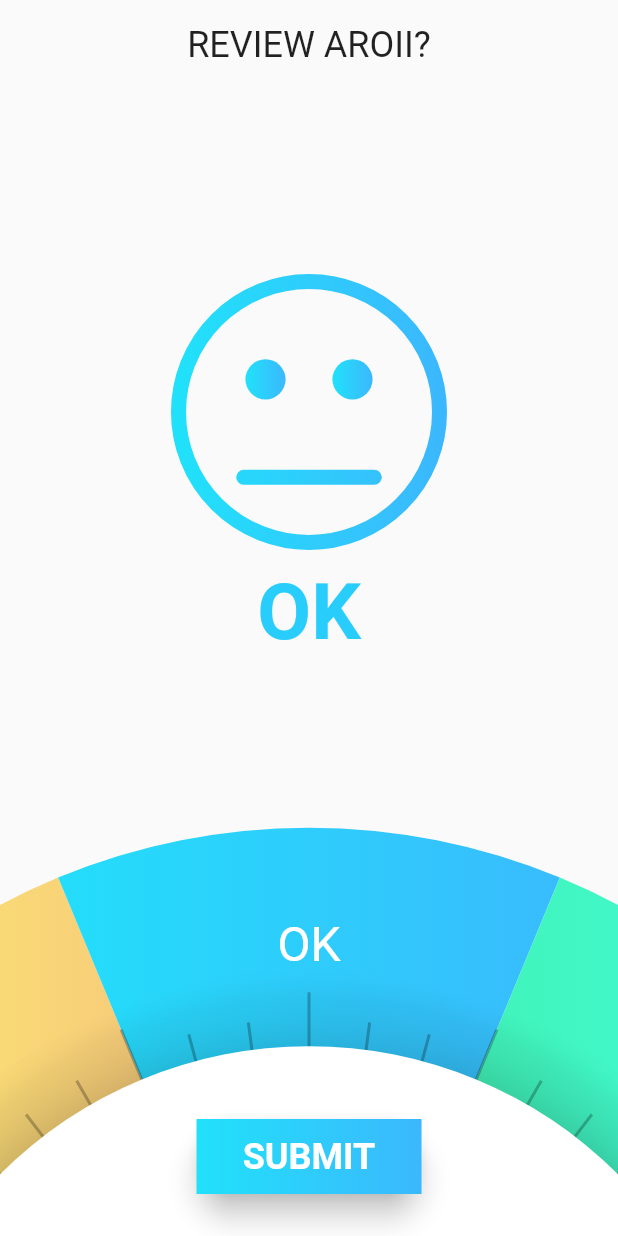
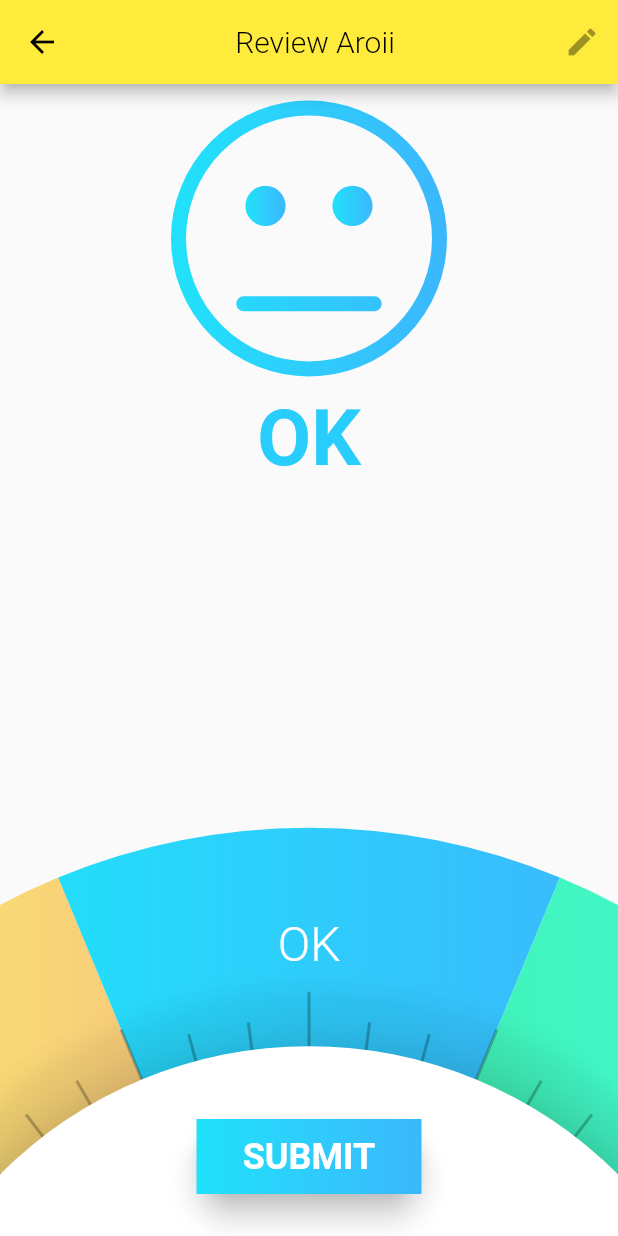
Before and after one commit to dusitsiri/flutter_app_v1, a Flutter app: the MyReviewPage screen opened directly, on a phone screen of 412 x 824 dp. Run offline on Flutter 3.47's test engine with Material 2 defaults, Android fonts, the phone set to English and light mode, and no system bars; our stand-ins replace flutter_screenutil.

Commit message:
edit review screen

```diff
--- a/lib/review/ShowReviewFace.dart
+++ b/lib/review/ShowReviewFace.dart
@@ -4,8 +4,9 @@ import 'package:flutter/material.dart';
 import 'package:flutter/services.dart';
 import 'package:flutter_login_page_ui/review/ArcChooser.dart';
 import 'package:flutter_login_page_ui/review/SmilePainter.dart';
+import 'package:flutter_login_page_ui/main.dart';
+
 class MyAppReview extends StatelessWidget {
-
   @override
   Widget build(BuildContext context) {
     return new MaterialApp(
@@ -116,21 +117,53 @@ class _MyReviewPageState extends State<MyReviewPage>
     var textStyle = new TextStyle(
         color: Colors.white, fontSize: 24.00, fontWeight: FontWeight.bold);
 
-    return Container(
+    return Scaffold (
+        appBar: AppBar(
+          backgroundColor: Colors.yellow,
+          leading: InkWell(
+            splashColor: Colors.grey,
+            child: Column(
+              crossAxisAlignment: CrossAxisAlignment.center,
+              mainAxisSize: MainAxisSize.max,
+              mainAxisAlignment: MainAxisAlignment.center,
+              children: <Widget>[
+                new Icon(
+                  Icons.arrow_back,
+                  color: Colors.black,
+                ),
+              ],
+            ),
+            onTap: () {
+              Navigator.pushNamed(context, '/');
+            },
+          ),
+          centerTitle: true,
+          title: Center(
+            child: Column(
+              crossAxisAlignment: CrossAxisAlignment.center,
+              mainAxisSize: MainAxisSize.max,
+              mainAxisAlignment: MainAxisAlignment.center,
+              children: <Widget>[
+                new Text(
+                  'Review Aroii',
+                  style: TextStyle(fontSize: 20.0, color: Colors.black),
+                ),
+              ],
+            ),
+          ),
+          actions: <Widget>[
+            IconButton(
+              icon: Icon(Icons.edit),
+              tooltip: 'edit profile',
+            ),
+          ],
+        ),
+
+    body: Container(
       margin: MediaQuery.of(context).padding,
       child: Column(
         mainAxisAlignment: MainAxisAlignment.spaceBetween,
         children: <Widget>[
-          Center(
-            child: Padding(
-              padding: const EdgeInsets.all(16.0),
-              child: Text(
-                "REVIEW AROII?",
-                textAlign: TextAlign.center,
-                style: Theme.of(context).textTheme.headline,
-              ),
-            ),
-          ),
           CustomPaint(
             size: Size(MediaQuery.of(context).size.width,
                 (MediaQuery.of(context).size.width / 2) + 60),
@@ -242,6 +275,7 @@ class _MyReviewPageState extends State<MyReviewPage>
               ]),
         ],
       ),
+    ),
     );
   }
 }
```
Also changed, not shown: lib/main.dart (+7 -35 lines), lib/screens/profile_screen.dart (+46 -44 lines), pubspec.yaml (+11 -12 lines).
